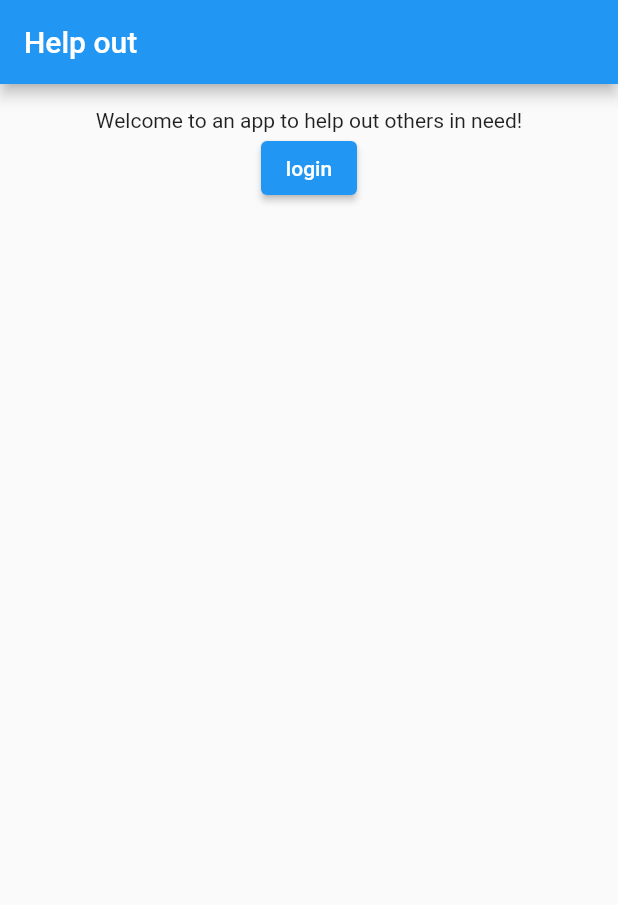
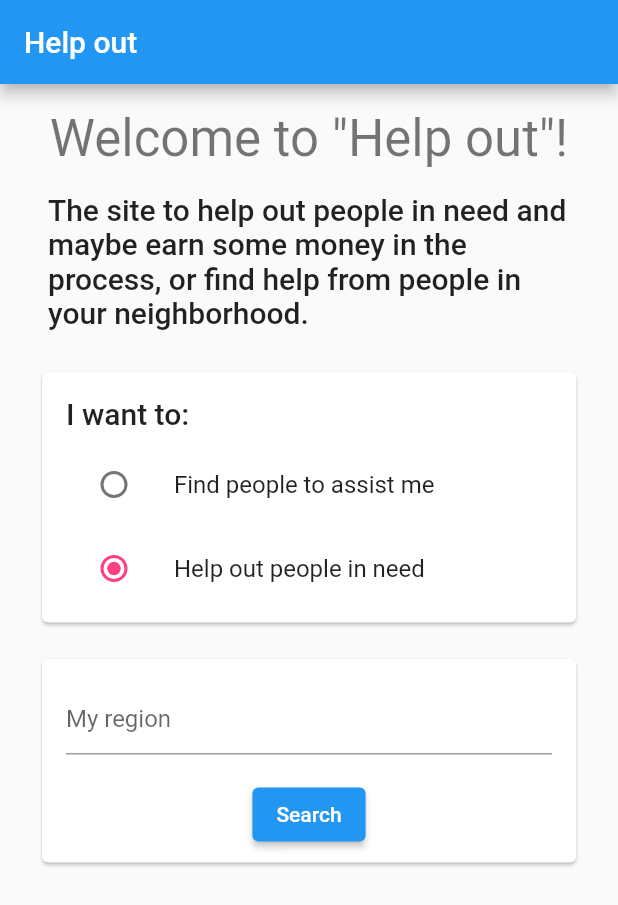
Before and after one commit to matwoess/helpout, a Flutter app: the screen it shows after launch, on a phone screen of 412 x 824 dp. Shown: the top 905 px of the screen. Run offline on Flutter 3.47's test engine with Material 2 defaults, Android fonts, the phone set to English and light mode, and no system bars.

Commit message:
more improvements and logic; added new greeting page; introduce AppSate

```diff
--- /dev/null
+++ b/lib/appstate.dart
@@ -0,0 +1,6 @@
+enum SearchType { REQUEST, HELP }
+
+class AppState {
+  bool loggedIn = false;
+  SearchType searchType = SearchType.HELP;
+}
--- a/lib/greeting.dart
+++ b/lib/greeting.dart
@@ -1,37 +1,139 @@
 import 'package:flutter/material.dart';
-import 'package:helpout/main.dart';
+
+import 'appstate.dart';
+import 'main.dart';
 
 class GreetingPage extends StatelessWidget {
-  final String title;
-  final Function callback;
-
-  GreetingPage({Key key, this.title, this.callback}) : super(key: key);
-
   @override
   Widget build(BuildContext context) {
     return Scaffold(
         appBar: AppBar(
-        title: Text(title),
+          title: Text('Help out'),
         ),
-      body: Column(
-        children: [
-          Container(
-            width: double.infinity,
-            margin: EdgeInsets.all(16.0),
+        body: Padding(
+          padding: const EdgeInsets.all(16.0),
           child: Column(
             children: [
-                Text(
-                  'Welcome to an app to help out others in need!',
-                  textAlign: TextAlign.center,
+              Text('Welcome to "Help out"!',
+                  style: Theme.of(context).textTheme.headline4),
+              Padding(
+                padding: const EdgeInsets.all(16.0),
+                child: Text(
+                    'The site to help out people in need and maybe earn some money in the process, or find help from people in your neighborhood.',
+                    style: Theme.of(context).textTheme.headline6),
               ),
-                ElevatedButton(
-                    onPressed: () => callback(AppPart.LOGIN),
-                    child: Text('login'))
+              Padding(
+                padding: const EdgeInsets.all(8.0),
+                child: AssistHelpRadioCard(),
+              ),
+              Padding(
+                padding: const EdgeInsets.all(8.0),
+                child: RegionCard(),
+              ),
             ],
+          ),
+        ));
+  }
+}
+
+class AssistHelpRadioCard extends StatefulWidget {
+  @override
+  _AssistHelpRadioCardState createState() => _AssistHelpRadioCardState();
+}
+
+class _AssistHelpRadioCardState extends State<AssistHelpRadioCard> {
+  @override
+  Widget build(BuildContext context) {
+    return Card(
+      child: Padding(
+        padding: const EdgeInsets.all(8.0),
+        child: Column(
+          children: [
+            Padding(
+              padding: const EdgeInsets.all(8.0),
+              child: Align(
+                alignment: Alignment.centerLeft,
+                child: Text(
+                  'I want to:',
+                  style: Theme.of(context).textTheme.headline6,
+                ),
+              ),
+            ),
+            ListTile(
+              title: const Text('Find people to assist me'),
+              leading: Radio(
+                value: SearchType.REQUEST,
+                groupValue: MainApp.state.searchType,
+                onChanged: (SearchType value) {
+                  setState(() {
+                    MainApp.state.searchType = value;
+                  });
+                },
+              ),
+            ),
+            ListTile(
+              title: const Text('Help out people in need'),
+              leading: Radio(
+                value: SearchType.HELP,
+                groupValue: MainApp.state.searchType,
+                onChanged: (SearchType value) {
+                  setState(() {
+                    MainApp.state.searchType = value;
+                  });
+                },
+              ),
+            ),
+          ],
+        ),
+      ),
+    );
+  }
+}
+
+class RegionCard extends StatefulWidget {
+  @override
+  _RegionCardState createState() => _RegionCardState();
+}
+
+class _RegionCardState extends State<RegionCard> {
+  final _regionTextController = TextEditingController();
+
+  @override
+  Widget build(BuildContext context) {
+    return Card(
+      child: Padding(
+        padding: const EdgeInsets.all(8.0),
+        child: Column(
+          children: [
+            Padding(
+              padding: const EdgeInsets.all(8.0),
+              child: TextFormField(
+                controller: _regionTextController,
+                decoration: InputDecoration(hintText: 'My region'),
+              ),
+            ),
+            Padding(
+              padding: const EdgeInsets.only(top: 8.0),
+              child: ElevatedButton(
+                child: Text('Search'),
+                onPressed: () => {
+                  if (MainApp.state.loggedIn)
+                    {
+                      if (MainApp.state.searchType == SearchType.HELP)
+                        Navigator.pushNamed(context, '/helpout')
+                      else if (MainApp.state.searchType == SearchType.REQUEST)
+                        Navigator.pushNamed(context, '/findhelpers')
+                      else
+                        print('no/unknown search type selected')
+                    }
+                  else
+                    Navigator.pushNamed(context, '/prelogin')
+                },
               ),
             )
           ],
         ),
+      ),
     );
   }
 }
--- a/lib/main.dart
+++ b/lib/main.dart
@@ -1,9 +1,11 @@
 import 'package:flutter/material.dart';
+import 'package:helpout/appstate.dart';
+import 'package:helpout/greeting.dart';
 import 'package:helpout/peopleinneed.dart';
+import 'package:helpout/prelogin.dart';
 import 'package:helpout/searchhelpers.dart';
 import 'package:helpout/signup.dart';
-
-import 'greeting.dart';
+import 'package:helpout/welcome.dart';
 
 void main() {
   runApp(MainApp());
@@ -12,41 +14,33 @@ void main() {
 enum AppPart { GREETING, LOGIN, FIND, HELP }
 
 class MainApp extends StatefulWidget {
+  static AppState state = AppState();
+
   @override
   _MainAppState createState() => _MainAppState();
 }
 
 class _MainAppState extends State<MainApp> {
-  AppPart _shownPart = AppPart.GREETING;
-
-  void setPartToShow(AppPart part) {
-    _shownPart = part;
-  }
-
   @override
   Widget build(BuildContext context) {
     return MaterialApp(
-        title: 'Help out',
-        theme: ThemeData(
-          primarySwatch: Colors.blue,
-          primaryColor: Colors.blue,
-          accentColor: Colors.yellow,
-        ),
-        home: getWidgetToShow());
-  }
-
-  Widget getWidgetToShow() {
-    switch (_shownPart) {
-      case AppPart.GREETING:
-        return GreetingPage(title: 'Help out', callback: setPartToShow);
-      case AppPart.LOGIN:
-        return SignUpApp();
-      case AppPart.FIND:
-        return SearchHelpersPage(title: 'Finding helpers in your vicinity');
-      case AppPart.HELP:
-        return PeopleInNeedPage(title: 'Help out people in need');
-      default:
-        return null;
-    }
+      title: 'Help out',
+      theme: ThemeData(
+        primarySwatch: Colors.blue,
+        primaryColor: Colors.blue,
+        accentColor: Colors.pinkAccent,
+      ),
+      initialRoute: '/',
+      routes: {
+        '/': (context) => GreetingPage(),
+        '/prelogin': (context) => PreLoginPage(),
+        '/findhelpers': (context) => SearchHelpersPage(),
+        '/helpout': (context) => PeopleInNeedPage(),
+        '/signup': (context) => SignUpScreen(),
+        '/login': (context) => SignUpScreen(),
+        '/signup/welcome': (context) => WelcomeScreen("Welcome!"),
+        '/login/welcome': (context) => WelcomeScreen('Sucessfully logged in!'),
+      },
+    );
   }
 }
--- a/lib/peopleinneed.dart
+++ b/lib/peopleinneed.dart
@@ -5,9 +5,6 @@ import 'package:helpout/personcard.dart';
 import 'demodata.dart';
 
 class PeopleInNeedPage extends StatefulWidget {
-  PeopleInNeedPage({Key key, this.title}) : super(key: key);
-  final String title;
-
   @override
   _PeopleInNeedState createState() => _PeopleInNeedState();
 }
@@ -19,7 +16,7 @@ class _PeopleInNeedState extends State<PeopleInNeedPage> {
   Widget build(BuildContext context) {
     return Scaffold(
       appBar: AppBar(
-        title: Text(widget.title),
+        title: Text("Help out people in need"),
       ),
       body: ListView.builder(
           itemBuilder: (context, position) {
--- a/lib/searchhelpers.dart
+++ b/lib/searchhelpers.dart
@@ -5,8 +5,6 @@ import 'package:helpout/personcard.dart';
 import 'demodata.dart';
 
 class SearchHelpersPage extends StatefulWidget {
-  SearchHelpersPage({Key key, this.title}) : super(key: key);
-  final String title;
 
   @override
   _SearchHelpersState createState() => _SearchHelpersState();
@@ -19,7 +17,7 @@ class _SearchHelpersState extends State<SearchHelpersPage> {
   Widget build(BuildContext context) {
     return Scaffold(
       appBar: AppBar(
-        title: Text(widget.title),
+        title: Text("Finding helpers in your vicinity"),
       ),
       body: ListView.builder(
           itemBuilder: (context, position) {
```
Also changed, not shown: lib/prelogin.dart (added, +58 -0 lines), lib/signup.dart (+54 -31 lines), lib/welcome.dart (added, +39 -0 lines). Lines whose indentation alone changed are shown as unchanged.
